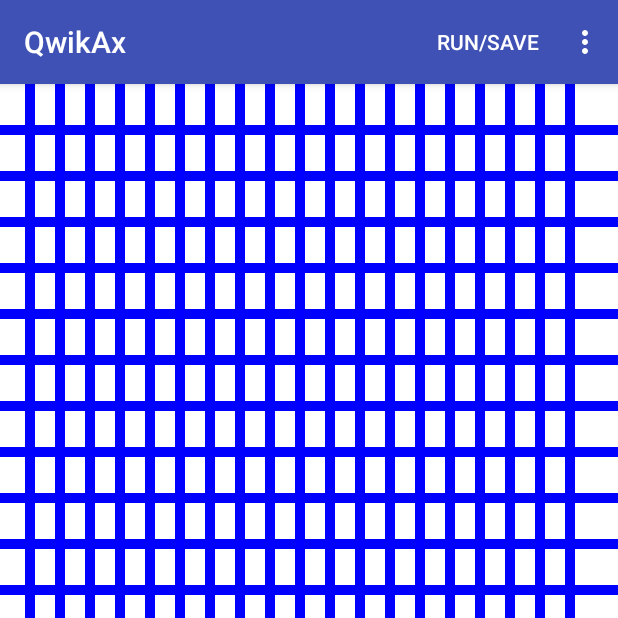
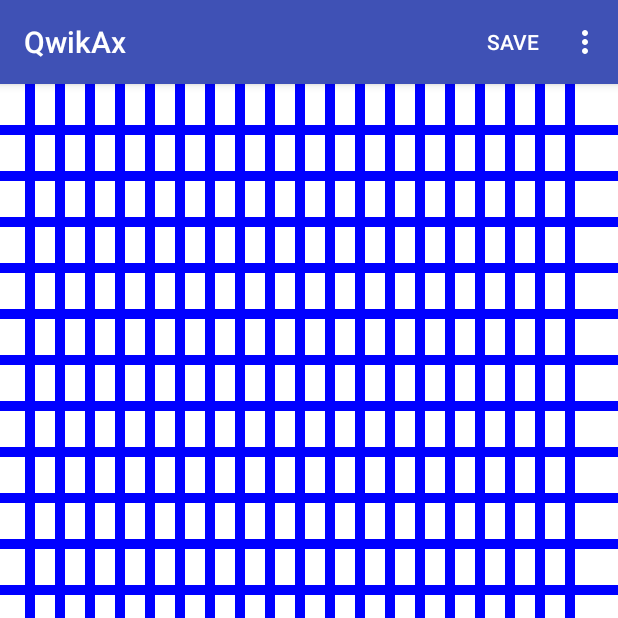
Before and after one commit to MushroomOdin/QwikAxRepo, an Android app: the screen it shows after launch (MainActivity), on a phone screen of 412 x 824 dp, the top half of it. Run offline under Robolectric (Android 15) with nearby library versions, the phone set to English and light mode, and no system bars.

Commit message:
Run/Save is now just save

```diff
--- a/QwikAx/app/src/main/res/menu/main_menu.xml
+++ b/QwikAx/app/src/main/res/menu/main_menu.xml
@@ -24,6 +24,6 @@
     <item
         android:id="@+id/action_run_save"
         android:orderInCategory="4"
-        android:title="Run/Save"
+        android:title="Save"
         app:showAsAction="always" />
 </menu>
```
